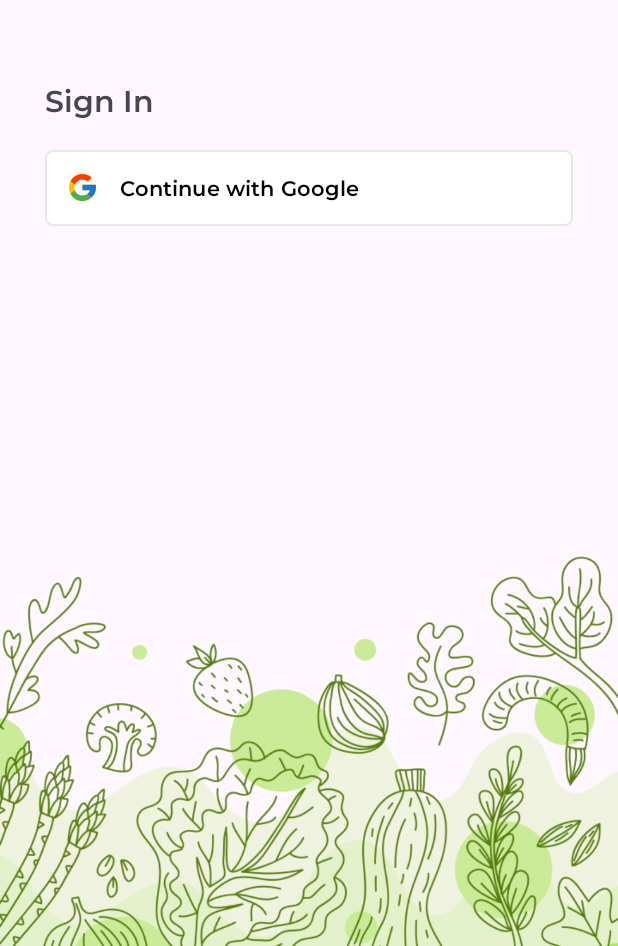
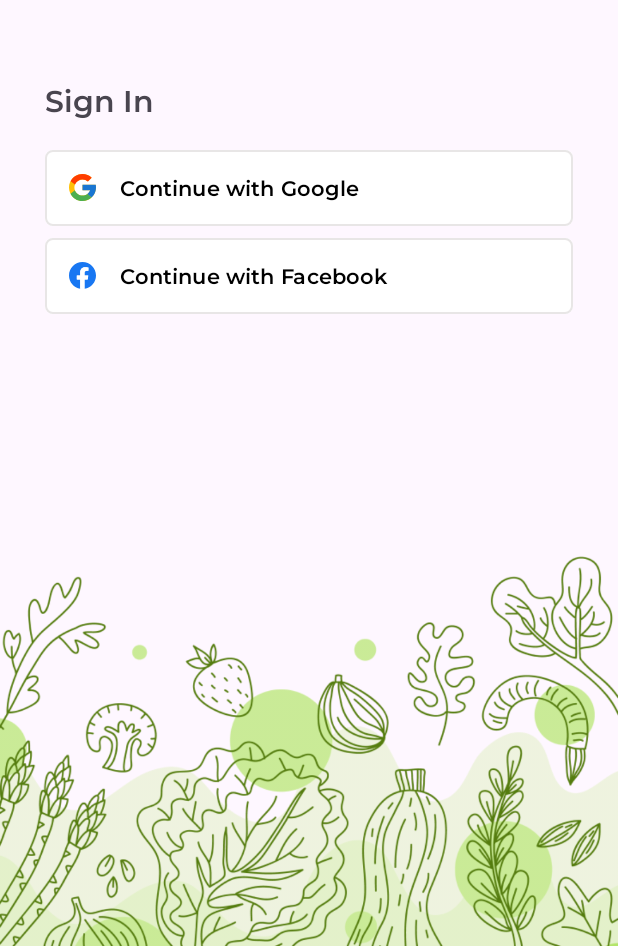
Before and after one commit to paterAi/C23-PS244-MD, an Android app: the layout fragment_sign_in.xml on its own in the app's theme, with its tools: preview values and no code run, on a phone screen of 412 x 824 dp, the part 290-1236 px from its top. Run offline under Robolectric (Android 15) with nearby library versions, the phone set to English and light mode, and no system bars.

Commit message:
Setup Firebase Authentication Embedded & Update Sign In Page

```diff
--- a/app/build.gradle
+++ b/app/build.gradle
@@ -76,5 +76,10 @@ dependencies {
     //Firebase
     implementation platform('com.google.firebase:firebase-bom:32.0.0')
     implementation 'com.google.firebase:firebase-auth-ktx'
+    implementation 'com.google.android.gms:play-services-auth:20.5.0'
+
+    //Facebook
+    implementation 'com.facebook.android:facebook-login:latest.release'
+
 
 }
--- a/app/src/main/java/com/sayursehat/paterai/ui/auth/AuthenticationActivity.kt
+++ b/app/src/main/java/com/sayursehat/paterai/ui/auth/AuthenticationActivity.kt
@@ -8,5 +8,6 @@ class AuthenticationActivity : AppCompatActivity() {
     override fun onCreate(savedInstanceState: Bundle?) {
         super.onCreate(savedInstanceState)
         setContentView(R.layout.activity_authentication)
+        supportActionBar?.hide()
     }
 }
--- /dev/null
+++ b/app/src/main/res/drawable/ic_facebook.xml
@@ -0,0 +1,12 @@
+<vector xmlns:android="http://schemas.android.com/apk/res/android"
+    android:width="21dp"
+    android:height="21dp"
+    android:viewportWidth="21"
+    android:viewportHeight="21">
+  <path
+      android:pathData="M21,10.5C21,4.701 16.299,0 10.5,0C4.701,0 0,4.701 0,10.5C0,15.741 3.84,20.085 8.859,20.872V13.535H6.193V10.5H8.859V8.187C8.859,5.555 10.427,4.102 12.825,4.102C13.974,4.102 15.176,4.307 15.176,4.307V6.891H13.852C12.547,6.891 12.141,7.7 12.141,8.53V10.5H15.053L14.587,13.535H12.141V20.872C17.16,20.085 21,15.741 21,10.5Z"
+      android:fillColor="#1877F2"/>
+  <path
+      android:pathData="M14.382,13.535L14.848,10.5H11.936V8.53C11.936,7.7 12.342,6.891 13.647,6.891H14.971V4.307C14.971,4.307 13.769,4.102 12.62,4.102C10.222,4.102 8.654,5.555 8.654,8.187V10.5H5.988V13.535H8.654V20.872C9.197,20.958 9.746,21 10.295,21C10.844,21 11.393,20.958 11.936,20.872V13.535H14.382Z"
+      android:fillColor="#ffffff"/>
+</vector>
--- a/app/src/main/res/layout/fragment_sign_in.xml
+++ b/app/src/main/res/layout/fragment_sign_in.xml
@@ -4,13 +4,13 @@
     xmlns:tools="http://schemas.android.com/tools"
     android:layout_width="match_parent"
     android:layout_height="match_parent"
-    tools:context=".ui.auth.signin.SignInFragment" >
+    tools:context=".ui.auth.signin.SignInFragment">
 
     <ImageView
-        android:id="@+id/imageView"
+        android:id="@+id/img_sign_in_decoration"
         android:layout_width="0dp"
         android:layout_height="wrap_content"
-        android:contentDescription="Sign In Decoration"
+        android:contentDescription="@string/img_des_sign_in_decoration"
         android:scaleType="fitEnd"
         android:src="@drawable/sign_in_decoration"
         app:layout_constraintBottom_toBottomOf="parent"
@@ -18,50 +18,51 @@
         app:layout_constraintStart_toStartOf="parent" />
 
     <ImageView
-        android:id="@+id/imageView2"
+        android:id="@+id/img_sign_in_logo"
         android:layout_width="wrap_content"
         android:layout_height="wrap_content"
         android:layout_marginTop="45dp"
         android:src="@drawable/ic_logo"
         app:layout_constraintEnd_toEndOf="parent"
         app:layout_constraintStart_toStartOf="parent"
-        app:layout_constraintTop_toTopOf="parent" />
+        app:layout_constraintTop_toTopOf="parent"
+        android:contentDescription="@string/img_des_logo_paterai" />
 
     <TextView
-        android:id="@+id/textView"
+        android:id="@+id/tv_sign_in_logo"
         android:layout_width="0dp"
         android:layout_height="wrap_content"
         android:layout_marginStart="30dp"
         android:layout_marginEnd="30dp"
-        android:text="PaterAI"
+        android:text="@string/app_name"
         android:textAlignment="center"
         android:textColor="@color/primary"
         android:textSize="13sp"
         app:layout_constraintEnd_toEndOf="parent"
         app:layout_constraintStart_toStartOf="parent"
-        app:layout_constraintTop_toBottomOf="@+id/imageView2" />
+        app:layout_constraintTop_toBottomOf="@+id/img_sign_in_logo" />
 
     <TextView
-        android:id="@+id/textView2"
+        android:id="@+id/tv_sign_in_title"
         android:layout_width="0dp"
         android:layout_height="wrap_content"
         android:layout_marginTop="44dp"
-        android:text="Welcome To PaterAI"
+        android:text="@string/title_sign_in"
         android:textSize="32sp"
-        app:layout_constraintEnd_toEndOf="@+id/textView"
-        app:layout_constraintStart_toStartOf="@+id/textView"
-        app:layout_constraintTop_toBottomOf="@+id/textView" />
+        app:layout_constraintEnd_toEndOf="@+id/tv_sign_in_logo"
+        app:layout_constraintStart_toStartOf="@+id/tv_sign_in_logo"
+        app:layout_constraintTop_toBottomOf="@+id/tv_sign_in_logo" />
 
     <TextView
-        android:id="@+id/textView3"
+        android:id="@+id/tv_sign_in_content"
         android:layout_width="0dp"
         android:layout_height="wrap_content"
         android:layout_marginTop="54dp"
-        android:text="Sign In"
+        android:text="@string/sign_in"
         android:textSize="20sp"
-        app:layout_constraintEnd_toEndOf="@+id/textView2"
-        app:layout_constraintStart_toStartOf="@+id/textView2"
-        app:layout_constraintTop_toBottomOf="@+id/textView2" />
+        app:layout_constraintEnd_toEndOf="@+id/tv_sign_in_title"
+        app:layout_constraintStart_toStartOf="@+id/tv_sign_in_title"
+        app:layout_constraintTop_toBottomOf="@+id/tv_sign_in_title" />
 
     <Button
         android:id="@+id/btn_sign_in_google"
@@ -70,16 +71,37 @@
         android:layout_marginTop="16dp"
         android:backgroundTint="@color/white"
         android:padding="16dp"
-        android:text="Continue with Google"
+        android:text="@string/btn_sign_in_google"
         android:textAlignment="textStart"
         android:textColor="@color/black"
         app:cornerRadius="5dp"
         app:icon="@drawable/ic_google"
         app:iconPadding="16dp"
         app:iconTint="@null"
-        app:layout_constraintEnd_toEndOf="@+id/textView3"
-        app:layout_constraintStart_toStartOf="@+id/textView3"
-        app:layout_constraintTop_toBottomOf="@+id/textView3"
+        app:layout_constraintEnd_toEndOf="@+id/tv_sign_in_content"
+        app:layout_constraintStart_toStartOf="@+id/tv_sign_in_content"
+        app:layout_constraintTop_toBottomOf="@+id/tv_sign_in_content"
         app:strokeColor="@color/grey"
-        app:strokeWidth="1dp" />
+        app:strokeWidth="1dp"
+        tools:ignore="VisualLintButtonSize" />
+
+    <Button
+        android:id="@+id/btn_sign_in_facebook"
+        android:layout_width="0dp"
+        android:layout_height="wrap_content"
+        android:backgroundTint="@color/white"
+        android:padding="16dp"
+        android:text="@string/btn_sign_in_fb"
+        android:textAlignment="textStart"
+        android:textColor="@color/black"
+        app:cornerRadius="5dp"
+        app:icon="@drawable/ic_facebook"
+        app:iconPadding="16dp"
+        app:iconTint="@null"
+        app:layout_constraintEnd_toEndOf="@+id/btn_sign_in_google"
+        app:layout_constraintStart_toStartOf="@+id/btn_sign_in_google"
+        app:layout_constraintTop_toBottomOf="@+id/btn_sign_in_google"
+        app:strokeColor="@color/grey"
+        app:strokeWidth="1dp"
+        tools:ignore="VisualLintButtonSize" />
 </androidx.constraintlayout.widget.ConstraintLayout>
--- a/app/src/main/res/values/strings.xml
+++ b/app/src/main/res/values/strings.xml
@@ -1,9 +1,15 @@
 <resources>
     <string name="app_name">PaterAI</string>
-    <!-- TODO: Remove or change this placeholder text -->
+
     <string name="hello_blank_fragment">Hello blank fragment</string>
     <string name="title_activity_market">MarketActivity</string>
     <string name="title_home">Home</string>
     <string name="title_dashboard">Dashboard</string>
     <string name="title_notifications">Notifications</string>
+    <string name="img_des_sign_in_decoration">Sign In Decoration</string>
+    <string name="img_des_logo_paterai">Logo PaterAI</string>
+    <string name="title_sign_in">Welcome To PaterAI</string>
+    <string name="sign_in">Sign In</string>
+    <string name="btn_sign_in_google">Continue with Google</string>
+    <string name="btn_sign_in_fb">Continue with Facebook</string>
 </resources>
```
Also changed, not shown: app/src/main/java/com/sayursehat/paterai/ui/auth/signin/SignInFragment.kt (+60 -2 lines), app/src/main/java/com/sayursehat/paterai/ui/main/MainActivity.kt (+23 -5 lines), 1 other file.
